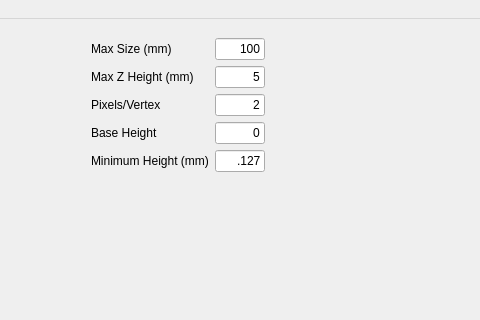
Above: mainwindow.ui from gharley/Lithophane before the change; both pictures show x 216 to 696 and y 0 to 320 of the 800 by 691 pixel window. Below: the same form after it.
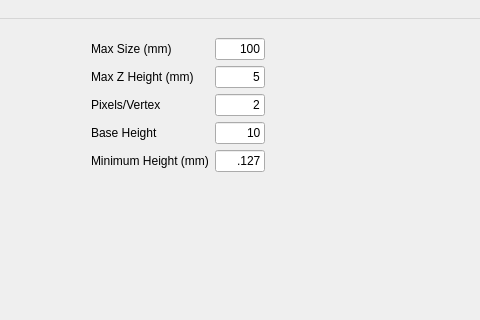
That is the form after the change.

The edit to the form file:
```diff
--- a/mainwindow.ui
+++ b/mainwindow.ui
@@ -147,7 +147,7 @@
             </size>
            </property>
            <property name="text">
-            <string>0</string>
+            <string>10</string>
            </property>
            <property name="alignment">
             <set>Qt::AlignRight|Qt::AlignTrailing|Qt::AlignVCenter</set>
```
